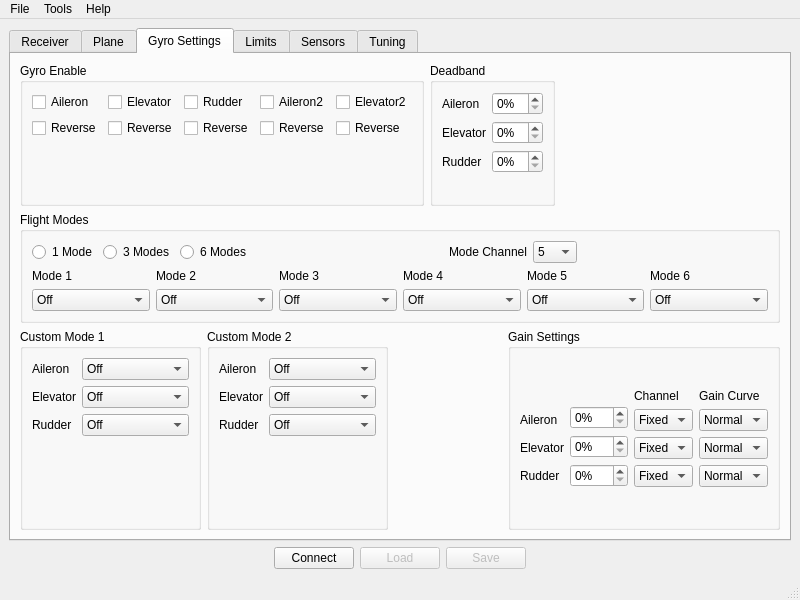
Before: the Qt Designer form software/RX12GConfig/mainwindow.ui in bemcgarvey/RX12G, drawn with Qt 5.
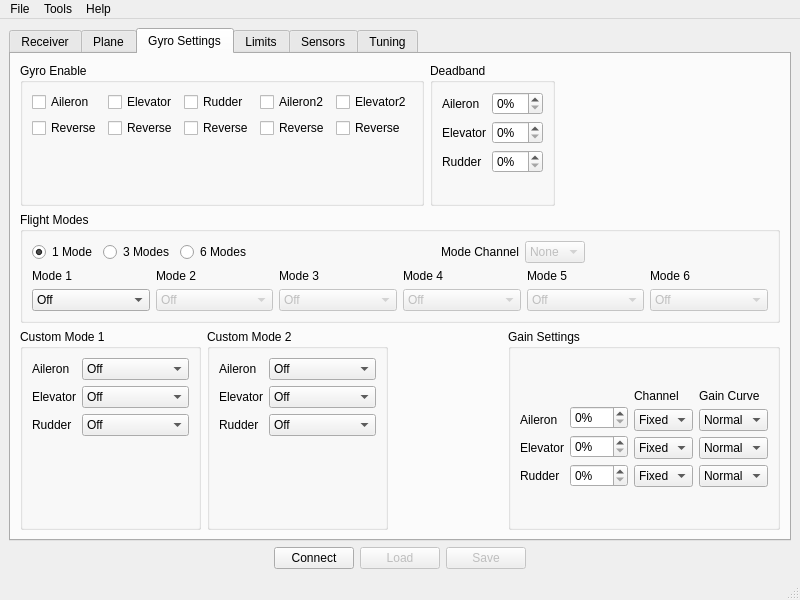
After: the same form once the commit is applied. The open tabs and pages were chosen to show the change.

What changed in the file:
```diff
--- a/software/RX12GConfig/mainwindow.ui
+++ b/software/RX12GConfig/mainwindow.ui
@@ -891,6 +891,9 @@
                <property name="text">
                 <string>1 Mode</string>
                </property>
+               <property name="checked">
+                <bool>true</bool>
+               </property>
               </widget>
              </item>
              <item>
@@ -933,6 +936,14 @@
              </item>
              <item>
               <widget class="QComboBox" name="modeChannelComboBox">
+               <property name="enabled">
+                <bool>false</bool>
+               </property>
+               <item>
+                <property name="text">
+                 <string>None</string>
+                </property>
+               </item>
                <item>
                 <property name="text">
                  <string>5</string>
@@ -1120,6 +1131,9 @@
              </item>
              <item row="1" column="1">
               <widget class="QComboBox" name="mode2ComboBox">
+               <property name="enabled">
+                <bool>false</bool>
+               </property>
                <item>
                 <property name="text">
                  <string>Off</string>
@@ -1164,6 +1178,9 @@
              </item>
              <item row="1" column="2">
               <widget class="QComboBox" name="mode3ComboBox">
+               <property name="enabled">
+                <bool>false</bool>
+               </property>
                <item>
                 <property name="text">
                  <string>Off</string>
@@ -1208,6 +1225,9 @@
              </item>
              <item row="1" column="3">
               <widget class="QComboBox" name="mode4ComboBox">
+               <property name="enabled">
+                <bool>false</bool>
+               </property>
                <item>
                 <property name="text">
                  <string>Off</string>
@@ -1252,6 +1272,9 @@
              </item>
              <item row="1" column="4">
               <widget class="QComboBox" name="mode5ComboBox">
+               <property name="enabled">
+                <bool>false</bool>
+               </property>
                <item>
                 <property name="text">
                  <string>Off</string>
@@ -1296,6 +1319,9 @@
              </item>
              <item row="1" column="5">
               <widget class="QComboBox" name="mode6ComboBox">
+               <property name="enabled">
+                <bool>false</bool>
+               </property>
                <item>
                 <property name="text">
                  <string>Off</string>
```
